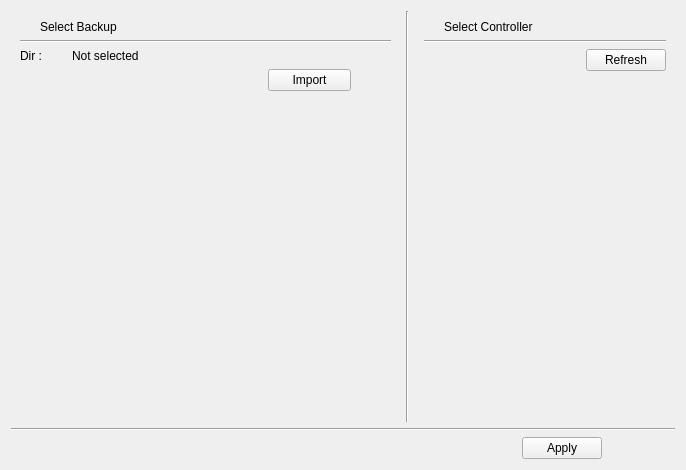
LetsGoGTR/RoboEditor, file RoboEditor/src/ui/ApplyPage.ui: the form before one commit.
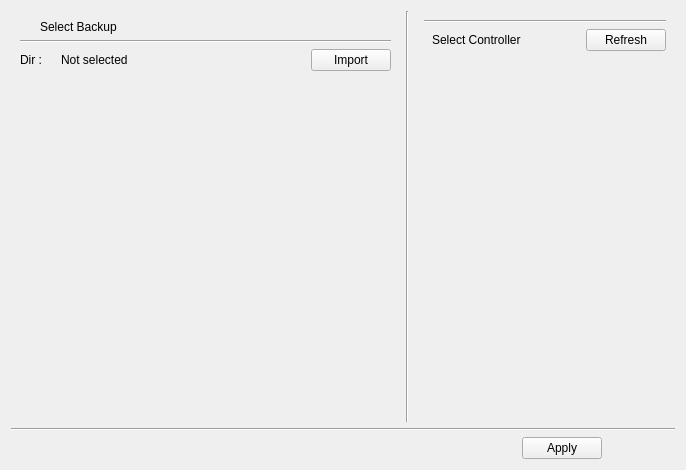
The form after the commit.

Commit message: feat: 적용하기 UI 재조립 및 기능 연결

```diff
--- a/RoboEditor/src/ui/ApplyPage.ui
+++ b/RoboEditor/src/ui/ApplyPage.ui
@@ -32,7 +32,7 @@
        </property>
        <layout class="QVBoxLayout" name="verticalLayout_3">
         <item>
-         <layout class="QVBoxLayout" name="leftLayout" stretch="0,0,0,0,10">
+         <layout class="QVBoxLayout" name="leftLayout" stretch="0,0,0,10">
           <item>
            <widget class="QLabel" name="label_2">
             <property name="styleSheet">
@@ -54,7 +54,7 @@
            </widget>
           </item>
           <item>
-           <layout class="QHBoxLayout" name="horizontalLayout_5" stretch="1,7">
+           <layout class="QHBoxLayout" name="horizontalLayout_5" stretch="1,7,1">
             <item>
              <widget class="QLabel" name="label_4">
               <property name="text">
@@ -69,23 +69,6 @@
               </property>
              </widget>
             </item>
-           </layout>
-          </item>
-          <item>
-           <layout class="QHBoxLayout" name="horizontalLayout_3" stretch="3,1,0">
-            <item>
-             <spacer name="horizontalSpacer_2">
-              <property name="orientation">
-               <enum>Qt::Orientation::Horizontal</enum>
-              </property>
-              <property name="sizeHint" stdset="0">
-               <size>
-                <width>40</width>
-                <height>20</height>
-               </size>
-              </property>
-             </spacer>
-            </item>
             <item>
              <widget class="QPushButton" name="importBtn">
               <property name="sizePolicy">
@@ -99,19 +82,6 @@
               </property>
              </widget>
             </item>
-            <item>
-             <spacer name="horizontalSpacer_3">
-              <property name="orientation">
-               <enum>Qt::Orientation::Horizontal</enum>
-              </property>
-              <property name="sizeHint" stdset="0">
-               <size>
-                <width>40</width>
-                <height>20</height>
-               </size>
-              </property>
-             </spacer>
-            </item>
            </layout>
           </item>
           <item>
@@ -139,20 +109,7 @@
        </property>
        <layout class="QVBoxLayout" name="verticalLayout_4">
         <item>
-         <layout class="QVBoxLayout" name="rightLayout" stretch="0,0,0,10">
-          <item>
-           <widget class="QLabel" name="label">
-            <property name="styleSheet">
-             <string notr="true">font: 700 9pt &quot;맑은 고딕&quot;;</string>
-            </property>
-            <property name="text">
-             <string>Select Controller</string>
-            </property>
-            <property name="indent">
-             <number>20</number>
-            </property>
-           </widget>
-          </item>
+         <layout class="QVBoxLayout" name="rightLayout" stretch="0,0,10">
           <item>
            <widget class="Line" name="line_4">
             <property name="orientation">
@@ -161,7 +118,23 @@
            </widget>
           </item>
           <item>
-           <layout class="QHBoxLayout" name="horizontalLayout_2" stretch="0,0">
+           <layout class="QHBoxLayout" name="horizontalLayout_2" stretch="0,0,0">
+            <item>
+             <widget class="QLabel" name="label">
+              <property name="layoutDirection">
+               <enum>Qt::LayoutDirection::LeftToRight</enum>
+              </property>
+              <property name="styleSheet">
+               <string notr="true">font: 700 9pt &quot;맑은 고딕&quot;;</string>
+              </property>
+              <property name="text">
+               <string>Select Controller</string>
+              </property>
+              <property name="indent">
+               <number>8</number>
+              </property>
+             </widget>
+            </item>
             <item>
              <spacer name="horizontalSpacer_5">
               <property name="orientation">
```
The commit also changes 7 other files.
